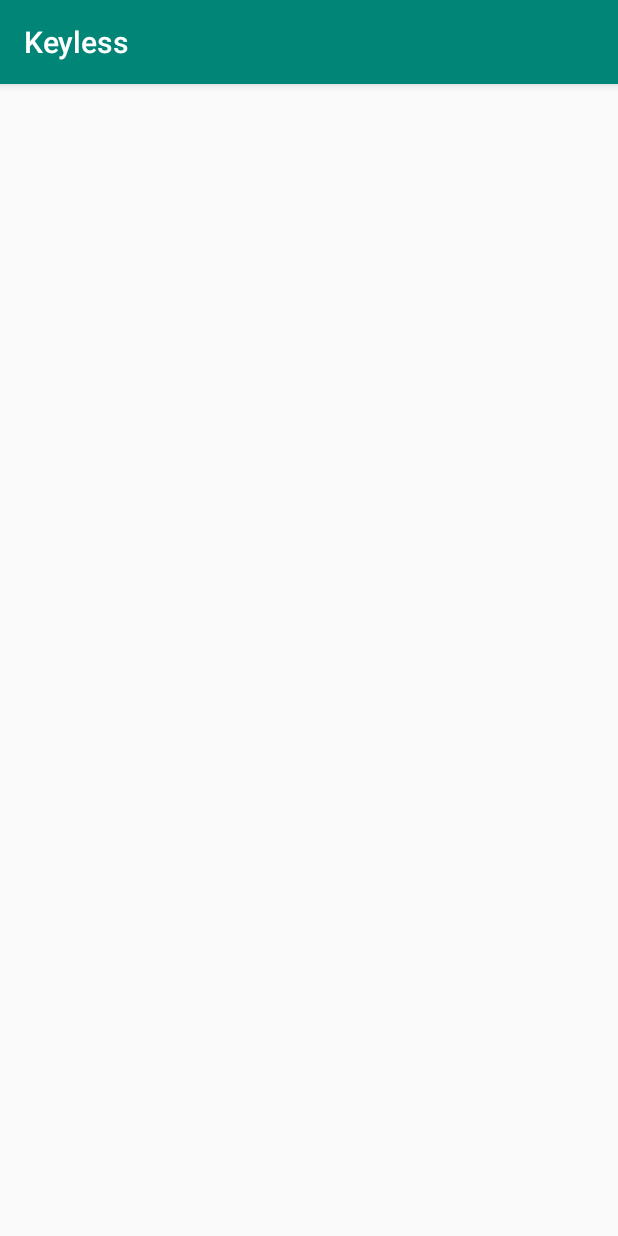
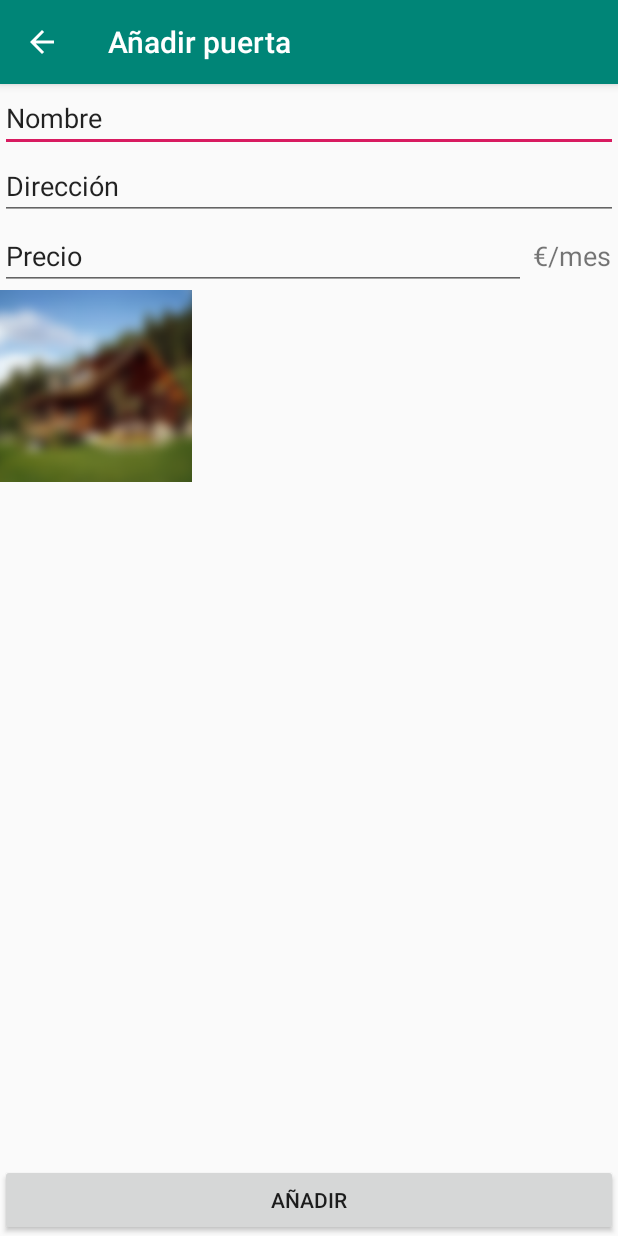
Before and after one commit to vvaquerizo/keyless, an Android app: the NewDoorActivity screen opened directly, with no data from a screen before it, on a phone screen of 412 x 824 dp. Run offline under Robolectric (Android 15) with nearby library versions, the phone set to English and light mode, and no system bars.

Commit message:
Añadida clase para manejar la BBDD e implementada funcionalidad de añadir puertas

```diff
--- a/app/build.gradle
+++ b/app/build.gradle
@@ -30,4 +30,6 @@ dependencies {
     implementation 'com.google.android.gms:play-services-maps:17.0.0'
     implementation 'com.google.android.material:material:1.0.0'
     implementation 'com.android.support:design:28.0.0'
+
+    implementation group: 'com.google.android.material', name: 'material', version: '1.0.0'
 }
--- a/app/src/main/res/layout/activity_door_list.xml
+++ b/app/src/main/res/layout/activity_door_list.xml
@@ -8,7 +8,7 @@
     tools:context=".DoorListActivity">
 
     <com.google.android.material.floatingactionbutton.FloatingActionButton
-        android:id="@+id/floatingActionButton3"
+        android:id="@+id/add_room"
         android:layout_width="wrap_content"
         android:layout_height="wrap_content"
         android:clickable="true"
--- a/app/src/main/res/layout/activity_new_door.xml
+++ b/app/src/main/res/layout/activity_new_door.xml
@@ -6,4 +6,69 @@
     android:layout_height="match_parent"
     tools:context=".NewDoorActivity">
 
+    <EditText
+        android:id="@+id/add_name_text"
+        android:layout_width="match_parent"
+        android:layout_height="wrap_content"
+        android:ems="10"
+        android:inputType="textPersonName"
+        android:text="Nombre"
+        app:layout_constraintTop_toTopOf="parent" />
+
+    <EditText
+        android:id="@+id/add_address_text"
+        android:layout_width="match_parent"
+        android:layout_height="wrap_content"
+        android:ems="10"
+        android:inputType="textPersonName"
+        android:text="Dirección"
+        app:layout_constraintEnd_toEndOf="parent"
+        app:layout_constraintStart_toStartOf="parent"
+        app:layout_constraintTop_toBottomOf="@+id/add_name_text" />
+
+    <LinearLayout
+        android:id="@+id/linearLayout2"
+        android:layout_width="match_parent"
+        android:layout_height="wrap_content"
+        android:layout_marginTop="1dp"
+        android:orientation="horizontal"
+        app:layout_constraintEnd_toEndOf="parent"
+        app:layout_constraintStart_toStartOf="parent"
+        app:layout_constraintTop_toBottomOf="@+id/add_address_text">
+
+        <EditText
+            android:id="@+id/add_price_number"
+            android:layout_width="wrap_content"
+            android:layout_height="wrap_content"
+            android:layout_weight="1"
+            android:ems="10"
+            android:inputType="number"
+            android:text="Precio" />
+
+        <TextView
+            android:id="@+id/textView2"
+            android:layout_width="wrap_content"
+            android:layout_height="wrap_content"
+            android:layout_weight="0"
+            android:text=" €/mes "
+            android:textSize="18sp" />
+    </LinearLayout>
+
+    <ImageView
+        android:id="@+id/add_door_image"
+        android:layout_width="128dp"
+        android:layout_height="128dp"
+        android:scaleType="centerCrop"
+        app:layout_constraintStart_toStartOf="parent"
+        app:layout_constraintTop_toBottomOf="@+id/linearLayout2"
+        app:srcCompat="@drawable/login_background" />
+
+    <Button
+        android:id="@+id/add_button"
+        android:layout_width="match_parent"
+        android:layout_height="wrap_content"
+        android:text="Añadir"
+        app:layout_constraintBottom_toBottomOf="parent"
+        app:layout_constraintEnd_toEndOf="parent"
+        app:layout_constraintStart_toStartOf="parent" />
 </androidx.constraintlayout.widget.ConstraintLayout>
--- a/app/src/main/res/layout/activity_room_details.xml
+++ b/app/src/main/res/layout/activity_room_details.xml
@@ -7,7 +7,7 @@
     tools:context=".RoomDetailsActivity">
 
     <ImageView
-        android:id="@+id/door_image"
+        android:id="@+id/add_door_image"
         android:layout_width="0dp"
         android:layout_height="256dp"
         app:layout_constraintEnd_toEndOf="parent"
@@ -26,7 +26,7 @@
         android:textSize="24sp"
         android:textStyle="bold"
         app:layout_constraintStart_toStartOf="parent"
-        app:layout_constraintTop_toBottomOf="@+id/door_image" />
+        app:layout_constraintTop_toBottomOf="@+id/add_door_image" />
 
     <TextView
         android:id="@+id/door_address_text"
--- a/app/src/main/res/layout/door_card_layout.xml
+++ b/app/src/main/res/layout/door_card_layout.xml
@@ -15,7 +15,7 @@
         android:scaleType="centerCrop">
 
         <ImageView
-            android:id="@+id/door_image"
+            android:id="@+id/add_door_image"
             android:layout_width="128dp"
             android:layout_height="128dp"
             app:srcCompat="@drawable/login_background"
```
Also changed, not shown: app/src/main/java/es/upm/vvaquerizo/keyless/DataBase.java (added, +49 -0 lines), app/src/main/java/es/upm/vvaquerizo/keyless/DoorListActivity.java (+26 -16 lines), app/src/main/java/es/upm/vvaquerizo/keyless/MyRecyclerAdapter.java (+7 -7 lines), app/src/main/java/es/upm/vvaquerizo/keyless/NewDoorActivity.java (+85 -0 lines), app/src/main/java/es/upm/vvaquerizo/keyless/RoomDetailsActivity.java (+13 -3 lines).
